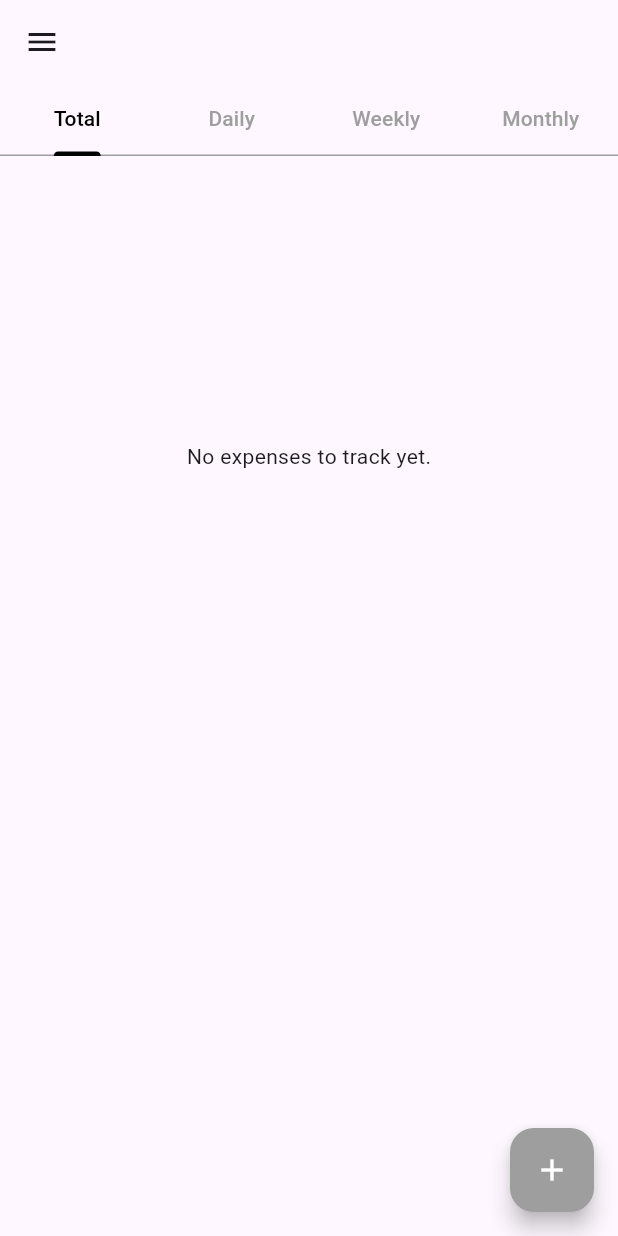
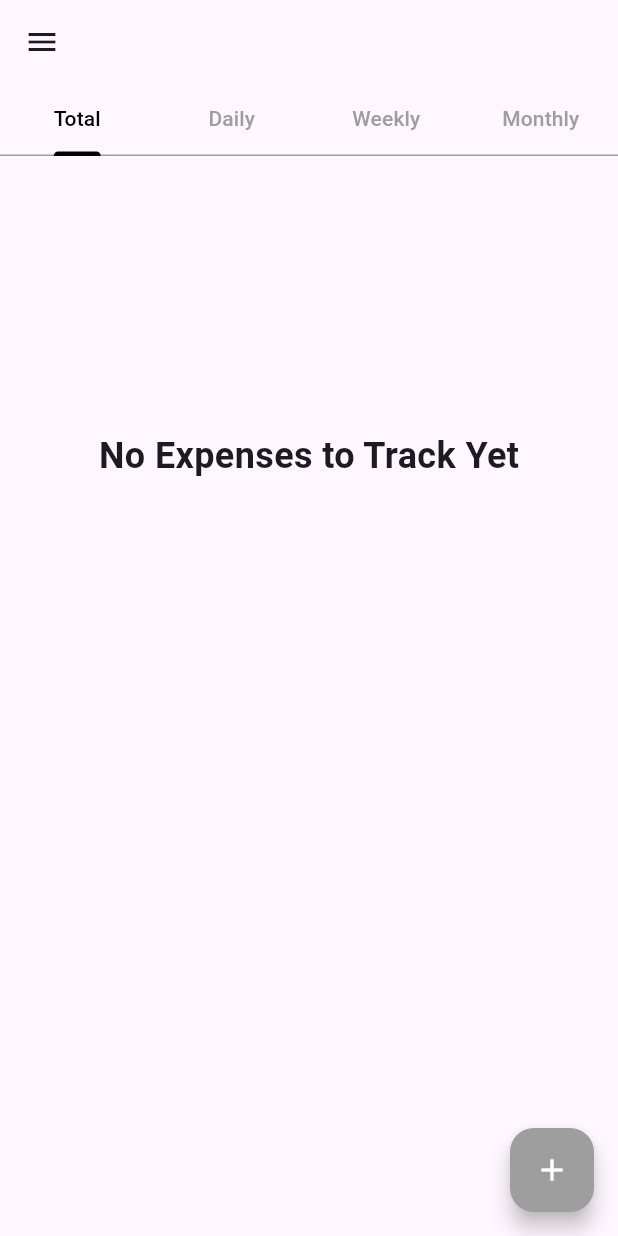
Before and after one commit to JustinasBliujus/expenses_tracker, a Flutter app: the screen it shows once a user with an empty profile is signed in, on a phone screen of 412 x 824 dp. Run offline on Flutter 3.47's test engine with Material 3 defaults, Android fonts, the phone set to English and light mode, and no system bars; our stand-ins replace cloud_firestore, firebase_auth, firebase_core, fl_chart, flutter_colorpicker; accounts and stored records are empty; generated files the repository leaves out were written again.

```diff
--- a/lib/pages/historyPage/history_page.dart
+++ b/lib/pages/historyPage/history_page.dart
@@ -50,7 +50,7 @@ class HistoryListView extends StatelessWidget {
     };
 
     if (categories.isEmpty) {
-      return const Center(child: Text('No History Found.',style: TextStyles.dataMissing,));
+      return const Center(child: Text('No History Found',style: TextStyles.dataMissing,));
     }
 
     return FutureBuilder<List<Expense>>(
--- a/lib/pages/overviewPage/overview_page_body.dart
+++ b/lib/pages/overviewPage/overview_page_body.dart
@@ -10,6 +10,7 @@ import '../../Classes/expense.dart';
 import '../../helperFunctions/filter_expenses_by_period.dart';
 import '../addExpensePage/add_expense_page.dart';
 import 'package:expenses_tracker/pages/reusableWidgets/app_colors.dart';
+import 'package:expenses_tracker/pages/reusableWidgets/text_styles.dart';
 
 class OverviewPageBody extends StatelessWidget {
   const OverviewPageBody({super.key});
@@ -129,7 +130,7 @@ class _TabBarViewPageState extends State<TabBarViewPage> {
                     height: 400,
                     child: filteredExpenses.isEmpty
                         ? const Center(
-                      child: Text('No expenses to track yet.', style: TextStyle()),
+                      child: Text('No Expenses to Track Yet', style: TextStyles.dataMissing),
                     )
                         : StyledPieChart(expenses: filteredExpenses, categoryColors: categoryColors),
                   ),
--- a/lib/pages/reusableWidgets/navigation_drawer.dart
+++ b/lib/pages/reusableWidgets/navigation_drawer.dart
@@ -91,7 +91,7 @@ class NavigationDrawerCustom extends StatelessWidget {
           ),
           const StyledSizedBox(height: 50),
           ListTile(
-            leading: const Icon(Icons.settings),
+            leading: const Icon(Icons.settings,),
             title: const Text("Manage Categories"),
             onTap: () {
               Navigator.of(context).pushReplacement(
```
Also changed, not shown: 6 other files.
